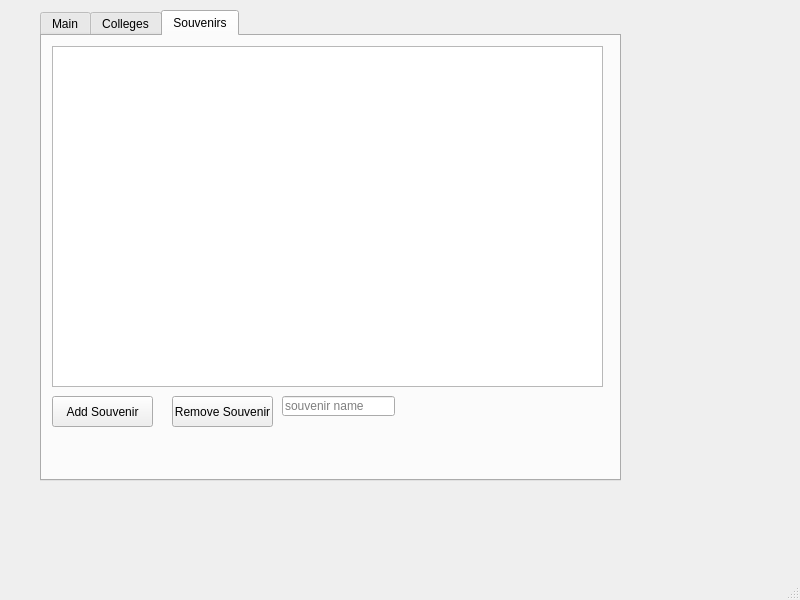
First picture: the form in adminwindow.ui, repository rizzi-trevor/Proj2TempRepo, before the edit.
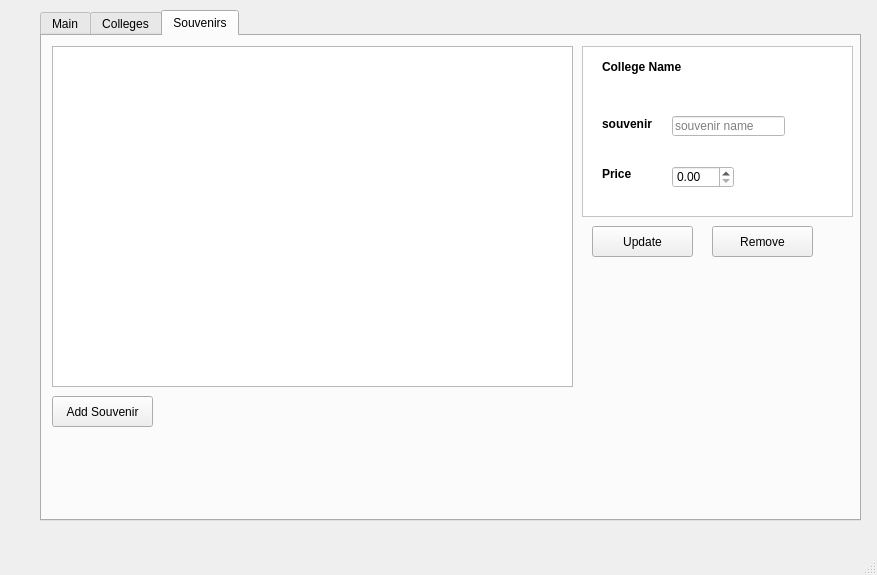
Second picture: the form after the edit. The open tabs and pages were chosen to show the change.

```diff
--- a/adminwindow.ui
+++ b/adminwindow.ui
@@ -6,8 +6,8 @@
    <rect>
     <x>0</x>
     <y>0</y>
-    <width>800</width>
-    <height>600</height>
+    <width>877</width>
+    <height>575</height>
    </rect>
   </property>
   <property name="windowTitle">
@@ -19,8 +19,8 @@
      <rect>
       <x>40</x>
       <y>10</y>
-      <width>581</width>
-      <height>471</height>
+      <width>821</width>
+      <height>511</height>
      </rect>
     </property>
     <property name="currentIndex">
@@ -120,7 +120,7 @@
        <rect>
         <x>10</x>
         <y>10</y>
-        <width>551</width>
+        <width>521</width>
         <height>341</height>
        </rect>
       </property>
@@ -138,30 +138,129 @@
        <string>Add Souvenir</string>
       </property>
      </widget>
+     <widget class="QFrame" name="frame">
+      <property name="geometry">
+       <rect>
+        <x>540</x>
+        <y>10</y>
+        <width>271</width>
+        <height>171</height>
+       </rect>
+      </property>
+      <property name="styleSheet">
+       <string notr="true">background-color: rgb(255, 255, 255);</string>
+      </property>
+      <property name="frameShape">
+       <enum>QFrame::StyledPanel</enum>
+      </property>
+      <property name="frameShadow">
+       <enum>QFrame::Raised</enum>
+      </property>
+      <widget class="QDoubleSpinBox" name="priceSpin">
+       <property name="geometry">
+        <rect>
+         <x>90</x>
+         <y>120</y>
+         <width>62</width>
+         <height>22</height>
+        </rect>
+       </property>
+      </widget>
+      <widget class="QLabel" name="labelCollege">
+       <property name="geometry">
+        <rect>
+         <x>20</x>
+         <y>10</y>
+         <width>241</width>
+         <height>21</height>
+        </rect>
+       </property>
+       <property name="font">
+        <font>
+         <weight>75</weight>
+         <bold>true</bold>
+        </font>
+       </property>
+       <property name="text">
+        <string>College Name</string>
+       </property>
+      </widget>
+      <widget class="QLabel" name="label_2">
+       <property name="geometry">
+        <rect>
+         <x>20</x>
+         <y>70</y>
+         <width>51</width>
+         <height>16</height>
+        </rect>
+       </property>
+       <property name="font">
+        <font>
+         <weight>75</weight>
+         <bold>true</bold>
+        </font>
+       </property>
+       <property name="text">
+        <string>souvenir</string>
+       </property>
+      </widget>
+      <widget class="QLabel" name="label_3">
+       <property name="geometry">
+        <rect>
+         <x>20</x>
+         <y>120</y>
+         <width>51</width>
+         <height>16</height>
+        </rect>
+       </property>
+       <property name="font">
+        <font>
+         <weight>75</weight>
+         <bold>true</bold>
+        </font>
+       </property>
+       <property name="text">
+        <string>Price</string>
+       </property>
+      </widget>
+      <widget class="QLineEdit" name="removeEdit">
+       <property name="geometry">
+        <rect>
+         <x>90</x>
+         <y>70</y>
+         <width>113</width>
+         <height>20</height>
+        </rect>
+       </property>
+       <property name="placeholderText">
+        <string>souvenir name </string>
+       </property>
+      </widget>
+     </widget>
      <widget class="QPushButton" name="removeSouvenir">
       <property name="geometry">
        <rect>
-        <x>130</x>
-        <y>360</y>
+        <x>670</x>
+        <y>190</y>
         <width>101</width>
         <height>31</height>
        </rect>
       </property>
       <property name="text">
-       <string>Remove Souvenir</string>
+       <string>Remove</string>
       </property>
      </widget>
-     <widget class="QLineEdit" name="removeEdit">
+     <widget class="QPushButton" name="removeSouvenir_2">
       <property name="geometry">
        <rect>
-        <x>240</x>
-        <y>360</y>
-        <width>113</width>
-        <height>20</height>
+        <x>550</x>
+        <y>190</y>
+        <width>101</width>
+        <height>31</height>
        </rect>
       </property>
-      <property name="placeholderText">
-       <string>souvenir name </string>
+      <property name="text">
+       <string>Update</string>
       </property>
      </widget>
     </widget>
```
Left out of the diff: 10 changed lines with no effect on the pictures.
